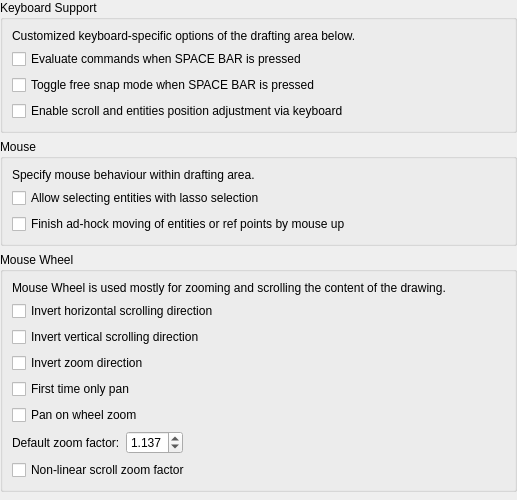
sand1024/LibreCAD, file librecad/src/ui/dialogs/settings/options_drafting/pages/lc_settings_page_drafting_behavior_keyboard_and_mouse.ui: the form before one commit.
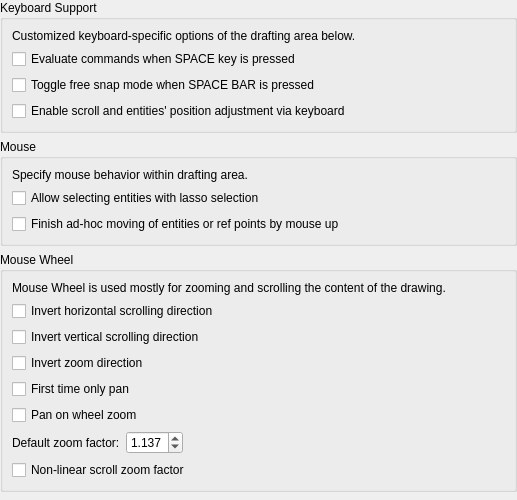
The form after the commit.

```diff
--- a/librecad/src/ui/dialogs/settings/options_drafting/pages/lc_settings_page_drafting_behavior_keyboard_and_mouse.ui
+++ b/librecad/src/ui/dialogs/settings/options_drafting/pages/lc_settings_page_drafting_behavior_keyboard_and_mouse.ui
@@ -77,7 +77,7 @@
 via arrow keys and SHIFT/CTRL modifiers.</string>
         </property>
         <property name="text">
-         <string>Enable scroll and entities position adjustment via keyboard</string>
+         <string>Enable scroll and entities' position adjustment via keyboard</string>
         </property>
        </widget>
       </item>
@@ -96,7 +96,7 @@
 is evaluated when SPACE is pressed.</string>
         </property>
         <property name="text">
-         <string>Evaluate commands when SPACE BAR is pressed</string>
+         <string>Evaluate commands when SPACE key is pressed</string>
         </property>
        </widget>
       </item>
@@ -119,7 +119,7 @@
       <item row="0" column="0" colspan="2">
        <widget class="QLabel" name="label">
         <property name="text">
-         <string>Specify mouse behaviour within drafting area.</string>
+         <string>Specify mouse behavior within drafting area.</string>
         </property>
        </widget>
       </item>
@@ -173,7 +173,7 @@
 Otherwise, first click initiates move, and second one completes it.</string>
         </property>
         <property name="text">
-         <string>Finish ad-hock moving of entities or ref points by mouse up</string>
+         <string>Finish ad-hoc moving of entities or ref points by mouse up</string>
         </property>
        </widget>
       </item>
```
Left out of the diff: 6 changed lines with no effect on the pictures.
